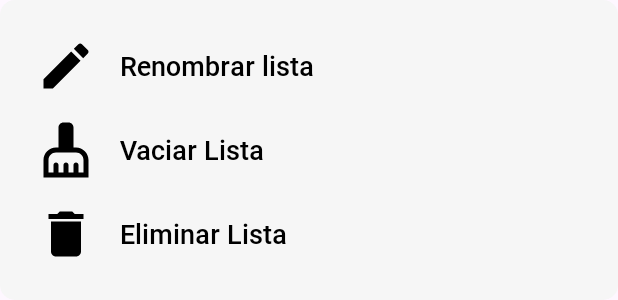
After one commit to JesussRodriguezz/TFG-APP-Movil-Kotlin---Stock-Home, an Android app: the layout dialog_edit_shopping_list.xml on its own in the app's theme, with its tools: preview values and no code run, on a phone screen of 412 x 824 dp. The commit adds this screen. Shown: the top 300 px of the screen. Run offline under Robolectric (Android 15) with nearby library versions, the phone set to English and light mode, and no system bars.

Commit message:
opcion nueva de configurar lista

```diff
--- a/app/src/main/java/com/yes/tfgapp/data/dao/ProductShoppingListDao.kt
+++ b/app/src/main/java/com/yes/tfgapp/data/dao/ProductShoppingListDao.kt
@@ -48,5 +48,11 @@ interface ProductShoppingListDao {
     @Query("SELECT * FROM product_shopping_list WHERE shoppingListId = :id")
     fun getAllProductsInShoppingList(id: Int): LiveData<List<ProductShoppingListModel>>
 
+    @Query("DELETE FROM product_shopping_list WHERE shoppingListId = :id")
+    suspend fun emptyAllList(id: Int)
+
+    @Query("UPDATE shopping_list SET quantity = 0, quantityBought = 0 WHERE id = :id")
+    fun decrementAllQuantities(id: Int)
+
 
 }
--- a/app/src/main/java/com/yes/tfgapp/data/repository/ProductShoppingListRepository.kt
+++ b/app/src/main/java/com/yes/tfgapp/data/repository/ProductShoppingListRepository.kt
@@ -50,5 +50,10 @@ class ProductShoppingListRepository(private val productShoppingListDAO: ProductS
         productShoppingListDAO.decrementQuantity(productShoppingList.shoppingListId)
     }
 
+    suspend fun emptyAllList(id: Int) {
+        productShoppingListDAO.emptyAllList(id)
+        productShoppingListDAO.decrementAllQuantities(id)
+    }
+
 
 }
--- a/app/src/main/java/com/yes/tfgapp/ui/shoppinglist/ShoppingListViewModel.kt
+++ b/app/src/main/java/com/yes/tfgapp/ui/shoppinglist/ShoppingListViewModel.kt
@@ -66,4 +66,5 @@ class ShoppingListViewModel(application: Application) : AndroidViewModel(applica
         }
     }
 
+
 }
--- a/app/src/main/java/com/yes/tfgapp/ui/shoppinglist/adapter/ShoppingListAdapter.kt
+++ b/app/src/main/java/com/yes/tfgapp/ui/shoppinglist/adapter/ShoppingListAdapter.kt
@@ -48,9 +48,7 @@ class ShoppingListAdapter(
                 percentage >= 25 -> R.color.progress2
                 else -> R.color.progress1
             }
-            if (percentage == 100) {
-                binding.tvCompletada.visibility = android.view.View.VISIBLE
-            }
+
             binding.progressBar.setDividerColorResource(progressBarColor)
             binding.ibSettings.setOnClickListener {
                 val rotation = ObjectAnimator.ofFloat(binding.ibSettings, "rotation", 0f, 180f)
--- /dev/null
+++ b/app/src/main/res/drawable/ic_edit.xml
@@ -0,0 +1,5 @@
+<vector android:height="24dp" android:tint="#000000"
+    android:viewportHeight="24" android:viewportWidth="24"
+    android:width="24dp" xmlns:android="http://schemas.android.com/apk/res/android">
+    <path android:fillColor="@android:color/white" android:pathData="M3,17.25V21h3.75L17.81,9.94l-3.75,-3.75L3,17.25zM20.71,7.04c0.39,-0.39 0.39,-1.02 0,-1.41l-2.34,-2.34c-0.39,-0.39 -1.02,-0.39 -1.41,0l-1.83,1.83 3.75,3.75 1.83,-1.83z"/>
+</vector>
--- /dev/null
+++ b/app/src/main/res/drawable/ic_empty.xml
@@ -0,0 +1,5 @@
+<vector android:height="24dp" android:tint="#000000"
+    android:viewportHeight="24" android:viewportWidth="24"
+    android:width="24dp" xmlns:android="http://schemas.android.com/apk/res/android">
+    <path android:fillColor="@android:color/white" android:pathData="M16,11h-1V3c0,-1.1 -0.9,-2 -2,-2h-2C9.9,1 9,1.9 9,3v8H8c-2.76,0 -5,2.24 -5,5v7h18v-7C21,13.24 18.76,11 16,11zM19,21h-2v-3c0,-0.55 -0.45,-1 -1,-1s-1,0.45 -1,1v3h-2v-3c0,-0.55 -0.45,-1 -1,-1s-1,0.45 -1,1v3H9v-3c0,-0.55 -0.45,-1 -1,-1s-1,0.45 -1,1v3H5v-5c0,-1.65 1.35,-3 3,-3h8c1.65,0 3,1.35 3,3V21z"/>
+</vector>
--- a/app/src/main/res/drawable/shape_border_radius.xml
+++ b/app/src/main/res/drawable/shape_border_radius.xml
@@ -15,7 +15,7 @@
     </padding>
 
     <corners
-        android:radius="20dp"   >
+        android:radius="10dp"   >
     </corners>
 
 </shape>
--- /dev/null
+++ b/app/src/main/res/layout/dialog_edit_shopping_list.xml
@@ -0,0 +1,88 @@
+<?xml version="1.0" encoding="utf-8"?>
+<LinearLayout xmlns:android="http://schemas.android.com/apk/res/android"
+    android:layout_width="match_parent"
+    android:layout_height="wrap_content"
+    android:orientation="vertical"
+    android:background="@drawable/shape_border_radius"
+    android:padding="16dp">
+
+    <LinearLayout
+        android:id="@+id/option1"
+        android:layout_width="match_parent"
+        android:layout_height="wrap_content"
+        android:background="?attr/selectableItemBackground"
+        android:clickable="true"
+        android:focusable="true"
+        android:orientation="horizontal"
+        android:padding="8dp">
+
+        <ImageView
+            android:layout_width="40dp"
+            android:layout_height="40dp"
+            android:src="@drawable/ic_edit" />
+
+        <TextView
+
+            android:layout_width="wrap_content"
+            android:layout_height="wrap_content"
+            android:layout_gravity="center_vertical"
+            android:layout_marginStart="16dp"
+            android:layout_marginEnd="16dp"
+            style="@style/ProductsListTextStyle"
+            android:text="Renombrar lista"
+            android:textSize="18sp" />
+    </LinearLayout>
+
+    <LinearLayout
+        android:id="@+id/option2"
+        android:layout_width="match_parent"
+        android:layout_height="wrap_content"
+        android:background="?attr/selectableItemBackground"
+        android:clickable="true"
+        android:focusable="true"
+        android:orientation="horizontal"
+        android:padding="8dp">
+
+        <ImageView
+            android:layout_width="40dp"
+            android:layout_height="40dp"
+            android:src="@drawable/ic_empty" />
+
+        <TextView
+            android:layout_width="wrap_content"
+            android:layout_height="wrap_content"
+            android:layout_gravity="center_vertical"
+            android:layout_marginStart="16dp"
+            android:text="Vaciar Lista"
+            android:layout_marginEnd="16dp"
+            style="@style/ProductsListTextStyle"
+            android:textSize="18sp" />
+    </LinearLayout>
+
+    <LinearLayout
+        android:id="@+id/option3"
+        android:layout_width="match_parent"
+        android:layout_height="wrap_content"
+        android:background="?attr/selectableItemBackground"
+        android:clickable="true"
+        android:focusable="true"
+        android:orientation="horizontal"
+        android:padding="8dp">
+
+        <ImageView
+            android:layout_width="40dp"
+            android:layout_height="40dp"
+            android:src="@drawable/ic_delete" />
+
+        <TextView
+            android:layout_marginEnd="16dp"
+            style="@style/ProductsListTextStyle"
+            android:layout_width="wrap_content"
+            android:layout_height="wrap_content"
+            android:layout_gravity="center_vertical"
+            android:layout_marginStart="16dp"
+            android:text="Eliminar Lista"
+            android:textSize="18sp" />
+    </LinearLayout>
+
+</LinearLayout>
```
Also changed, not shown: app/src/main/java/com/yes/tfgapp/ui/home/MainActivity.kt (+28 -2 lines), app/src/main/java/com/yes/tfgapp/ui/shoppinglist/ShoppingListFragment.kt (+78 -9 lines), app/src/main/java/com/yes/tfgapp/ui/shoppinglistdetail/ShoppingListDetailViewModel.kt (+7 -0 lines), app/src/main/res/layout/dialog_configure_shopping_list.xml (+1 -11 lines), app/src/main/res/layout/shopping_list_row.xml (+0 -10 lines).
